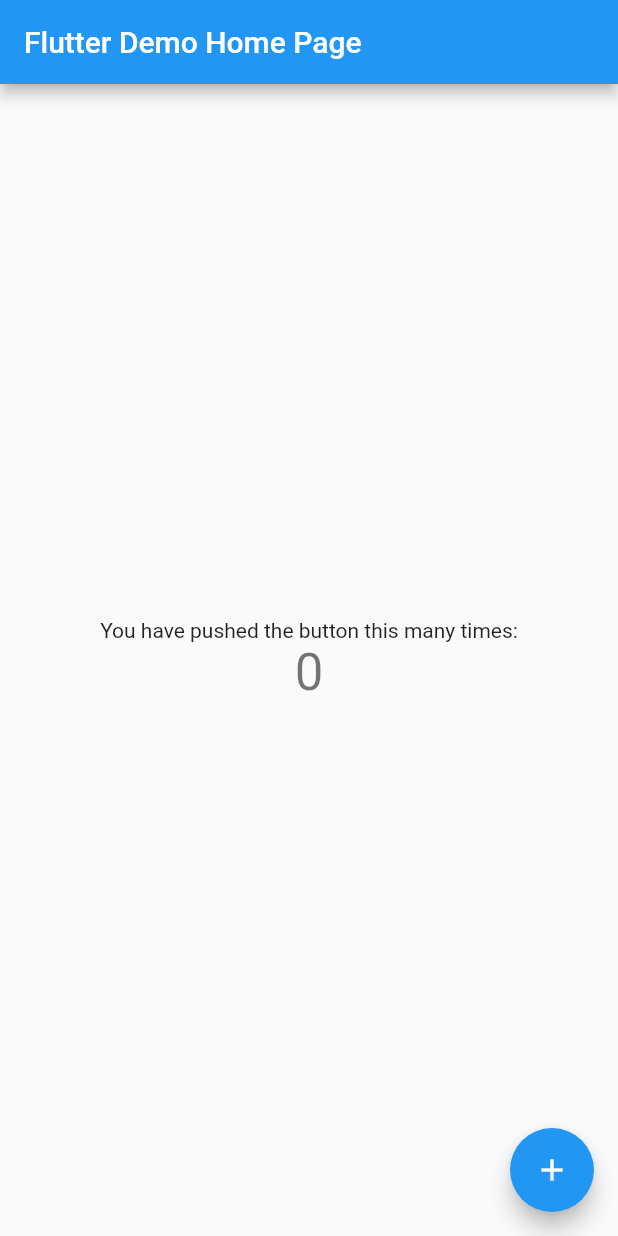
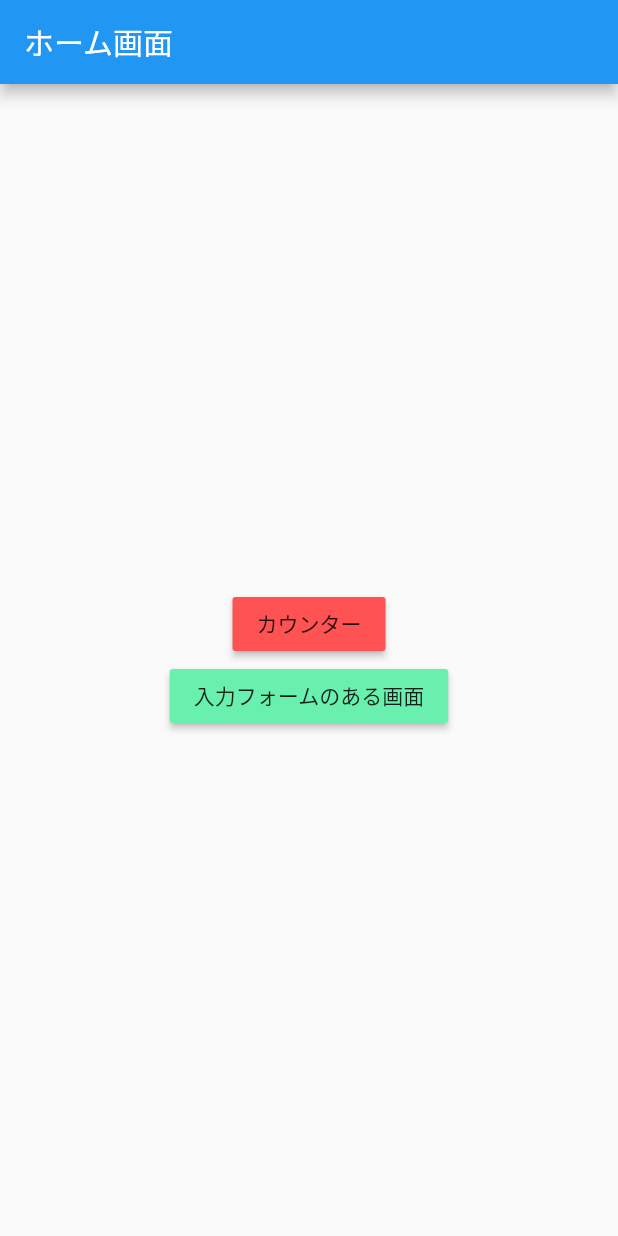
Before and after one commit to OsgMoyasy/mvvm_template, a Flutter app: the screen it shows after launch, on a phone screen of 412 x 824 dp. Run offline on Flutter 3.47's test engine with Material 2 defaults, Android fonts, the phone set to English and light mode, and no system bars.

Commit message:
add: ホーム画面を追加

```diff
--- a/lib/main.dart
+++ b/lib/main.dart
@@ -1,4 +1,5 @@
 import 'package:flutter/material.dart';
+import 'package:flutter_mvvm_template/view/screen/home/home_page.dart';
 
 void main() {
   runApp(MyApp());
@@ -9,9 +10,8 @@ class MyApp extends StatelessWidget {
   Widget build(BuildContext context) {
     return MaterialApp(
       title: 'Flutter Demo',
-      theme: ThemeData(
-      ),
-      home: MyHomePage(title: 'Flutter Demo Home Page'),
+      theme: ThemeData(),
+      home: HomePage(),
     );
   }
 }
--- /dev/null
+++ b/lib/view/screen/home/home_page.dart
@@ -0,0 +1,30 @@
+import 'package:flutter/cupertino.dart';
+import 'package:flutter/material.dart';
+
+class HomePage extends StatelessWidget {
+  @override
+  Widget build(BuildContext context) {
+    return Scaffold(
+      appBar: AppBar(
+        title: Text("ホーム画面"),
+      ),
+      body: Center(
+        child: Column(
+          mainAxisAlignment: MainAxisAlignment.center,
+          children: [
+            RaisedButton(
+              child: Text('カウンター'),
+              color: Colors.redAccent,
+              onPressed: () {},
+            ),
+            RaisedButton(
+              child: Text('入力フォームのある画面'),
+              color: Colors.greenAccent,
+              onPressed: () {},
+            ),
+          ],
+        ),
+      ),
+    );
+  }
+}
```
